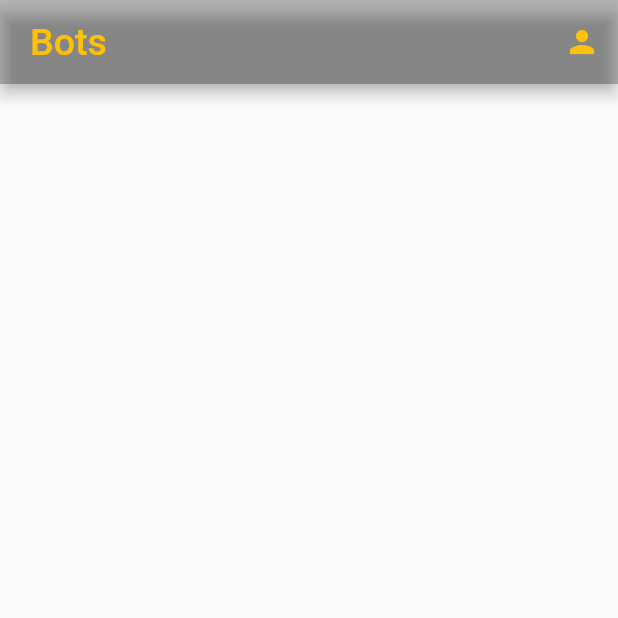
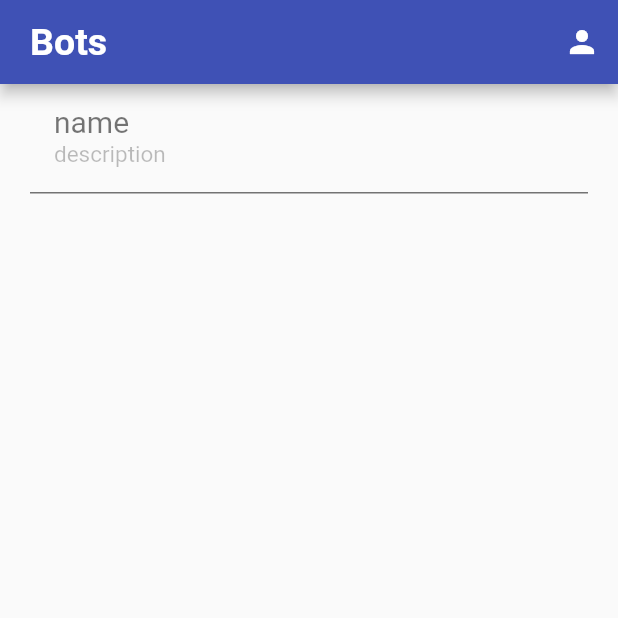
Before and after one commit to daksh001b/solar-panel-cleaning-bot, a Flutter app: the BotList screen opened directly, after a tap on the "person" icon, on a phone screen of 412 x 824 dp, the top half of it. Run offline on Flutter 3.47's test engine with Material 2 defaults, Android fonts, the phone set to English and light mode, and no system bars; our stand-ins replace bloc, cloud_firestore, firebase_auth, firebase_core, firebase_database, flutter_bloc and 3 more; accounts and stored records are empty.

Commit message:
debugging initializing user

```diff
--- a/lib/Pages/bot_list.dart
+++ b/lib/Pages/bot_list.dart
@@ -1,5 +1,11 @@
 import 'package:flutter/material.dart';
+import 'package:flutter_bloc/flutter_bloc.dart';
+import 'package:provider/provider.dart';
+import 'package:solar_panel_cleaning_bot/Pages/bot_list_filler.dart';
+import 'package:solar_panel_cleaning_bot/blocs/bloc/auth.dart';
 import 'package:solar_panel_cleaning_bot/functionality/auth.dart';
+import 'package:solar_panel_cleaning_bot/functionality/database.dart';
+import 'package:solar_panel_cleaning_bot/models/bot.dart';
 
 class BotList extends StatefulWidget {
   @override
@@ -9,29 +15,64 @@ class BotList extends StatefulWidget {
 class _BotList extends State<BotList> {
   @override
   Widget build(BuildContext context) {
-    return Scaffold(
+
+    // return Scaffold(
+    //     appBar: AppBar(
+    //       title: Text(
+    //         'Bots',
+    //         style: TextStyle(
+    //           fontSize: 25,
+    //           //fontFamily: 'Bebas Neue',
+    //           color: Colors.white,
+    //           fontWeight: FontWeight.bold,
+    //         ),
+    //       ),
+    //       titleSpacing: 20,
+    //       backgroundColor: Colors.indigo,
+    //       actions: <Widget>[
+    //         IconButton(
+    //             icon: Icon(
+    //               Icons.person,
+    //               color: Colors.white,
+    //             ),
+    //             onPressed: () async {
+    //               //await AuthService().signOut();
+    //               BlocProvider.of<AuthBloc>(context).add(AuthGoogleLogoutEvent());
+    //             }),
+    //       ],
+    //     ),
+    // );
+
+    return StreamProvider<List<Bot>>.value(
+    initialData: [Bot("bot1", "name","description", DateTime.now())],
+    value: DatabaseService().bots,
+    child: Scaffold(
       appBar: AppBar(
         title: Text(
           'Bots',
           style: TextStyle(
             fontSize: 25,
             //fontFamily: 'Bebas Neue',
-            color: Colors.amber,
+            color: Colors.white,
+            fontWeight: FontWeight.bold,
           ),
         ),
         titleSpacing: 20,
-        backgroundColor: Colors.black26,
+        backgroundColor: Colors.indigo,
         actions: <Widget>[
           IconButton(
               icon: Icon(
                 Icons.person,
-                color: Colors.amber,
+                color: Colors.white,
               ),
               onPressed: () async {
-                await AuthService().signOut();
+                //await AuthService().signOut();
+                BlocProvider.of<AuthBloc>(context).add(AuthGoogleLogoutEvent());
               }),
         ],
       ),
+      body: const BotListFiller(),
+    ),
     );
   }
 }
--- /dev/null
+++ b/lib/Pages/bot_list_filler.dart
@@ -0,0 +1,48 @@
+import 'package:flutter/material.dart';
+import 'package:provider/provider.dart';
+import 'package:solar_panel_cleaning_bot/Pages/bot_status.dart';
+import 'package:solar_panel_cleaning_bot/models/bot.dart';
+
+class BotListFiller extends StatefulWidget {
+  const BotListFiller({Key? key}) : super(key: key);
+
+  @override
+  _BotListFillerState createState() => _BotListFillerState();
+}
+
+class _BotListFillerState extends State<BotListFiller> {
+  @override
+  Widget build(BuildContext context) {
+    final botList = Provider.of<List<Bot>>(context);
+
+    print("botlist->>>>>>>>>>>>>>");
+    print(botList);
+    return ListView.builder(
+      padding: EdgeInsets.fromLTRB(20, 0, 20, 0),
+      itemCount: botList == null ? 0 : botList.length,
+      itemBuilder: (context, index) {
+        return Container(
+          decoration: BoxDecoration(
+            border: Border(bottom: BorderSide(color: Colors.black54)),
+          ),
+          child: ListTile(
+              onTap: (){
+                Navigator.of(context)
+                    .push(MaterialPageRoute(builder: (context) => BotStatus(botList[index].botId)));
+              },
+              title: Text(botList[index].name,
+                  style: TextStyle(
+                    fontSize: 20,
+                    color: Colors.black54,
+                  )),
+              subtitle: Text(botList[index].description,
+                  style: TextStyle(
+                    fontSize: 15,
+                    color: Colors.black26,
+                  )),
+          ),
+        );
+      },
+    );
+  }
+}
--- a/lib/blocs/bloc/auth_bloc.dart
+++ b/lib/blocs/bloc/auth_bloc.dart
@@ -30,6 +30,7 @@ class AuthBloc extends Bloc<AuthEvent, AuthState> {
       emit(AuthLoadingState());
       try {
         Map<String, String> userDetails = await authService.googleSignIn();
+        print(userDetails['displayName']);
         await authService.saveDisplayName(userDetails["displayName"]);
         await authService.saveEmail(userDetails["email"]);
         await authService.saveUserId(userDetails["uid"]);
@@ -41,12 +42,15 @@ class AuthBloc extends Bloc<AuthEvent, AuthState> {
           ),
         );
       } catch (e) {
+        print("-----------------error---------------------");
+        print(e);
         emit(AuthUnauthenticatedState());
       }
     });
 
     on<AuthGoogleLogoutEvent>((event, emit) async {
       emit(AuthLoadingState());
+      await authService.signOut();
       await authService.deleteSecureStorage();
       emit(AuthUnauthenticatedState());
     });
--- a/lib/functionality/auth.dart
+++ b/lib/functionality/auth.dart
@@ -61,12 +61,12 @@ class AuthService {
         "--------------------inside google sign in func---------------------");
     final user = userCredential.user!;
     print(user);
+    DatabaseService().setupDatabase(user.uid, user.email!, user.displayName!);
     return {
       "uid": user.uid,
       "email": user.email!,
       "displayName": user.displayName!
     };
-    // await DatabaseService.setupDatabase(user.uid, user.email!, user.displayName!);
   }
 
   Future signOut() async {
--- a/lib/functionality/database.dart
+++ b/lib/functionality/database.dart
@@ -1,16 +1,36 @@
 import 'package:cloud_firestore/cloud_firestore.dart';
+import 'package:flutter/foundation.dart';
+import 'package:flutter/material.dart';
 import 'package:solar_panel_cleaning_bot/models/user.dart';
 import 'package:solar_panel_cleaning_bot/models/bot.dart';
 
 class DatabaseService {
-  static late User user;
+  static String? uid;
+  static String? name, email;
   static final db = FirebaseFirestore.instance;
 
-  static Future<void> setupDatabase(
-      String uid, String email, String name) async {
+
+  void setupDatabase(String setUid, String setEmail, String setName) {
     print("-----------------inside setupdatabase func-----------------------");
 
-    db.collection('users').doc(uid).get().then((DocumentSnapshot doc) => {
+    uid = setUid;
+    name = setEmail;
+    email=setName;
+  }
+
+  Stream<List<Bot>> get bots {
+
+    // if(uid==null){
+    //   return Stream.empty();
+    // }
+    print("inside get bots func-------------");
+    print(uid);
+    print(name);
+    print(email);
+    List<dynamic> botIdArray = [];
+    if(uid!=null) {
+      db.collection("users").doc(uid).get().then((DocumentSnapshot doc) =>
+      {
         if (!doc.exists)
           {
             print(
@@ -22,19 +42,29 @@ class DatabaseService {
           }
       });
 
+
       final usersRef = db.collection('users').doc(uid);
       usersRef.get().then(
             (DocumentSnapshot doc) {
           print("-------------------fetching user---------------------");
           final data = doc.data() as Map<String, dynamic>;
-        user = User(data['name'], data['email'], data['bots']);
+          botIdArray = data["bots"];
+          print("botIdArray--------------->");
+          print(botIdArray);
+          CollectionReference botCollection = db.collection("bots")
+            ..where(FieldPath.documentId, whereIn: botIdArray);
+
+          return botCollection.snapshots().map(_botListFromSnapshot);
         },
         onError: (e) => print("Error getting document: $e"),
       );
     }
 
-  Stream<List<Bot>> get bots {
-    List<String> botIdArray = user.bots;
+    if(botIdArray.isEmpty){
+      print("-----------------------bodIdArray is empty-------------------------");
+      return Stream.empty();
+    }
+
     CollectionReference botCollection = db.collection("bots")
       ..where(FieldPath.documentId, whereIn: botIdArray);
 
@@ -45,6 +75,7 @@ class DatabaseService {
     return snapshot.docs.map((doc) {
       final data = doc.data() as Map<String, dynamic>;
       return Bot(
+        doc.reference.id ?? '',
         data['name'] ?? '',
         data['description'] ?? '',
         data['lastCleaned'] != null ? data['lastCleaned'].toDate() : null,
--- a/lib/models/bot.dart
+++ b/lib/models/bot.dart
@@ -1,8 +1,9 @@
 class Bot{
 
+  String botId;
   String name;
   String description;
   DateTime lastCleaned;
 
-  Bot(this.name, this.description, this.lastCleaned);
+  Bot(this.botId ,this.name, this.description, this.lastCleaned);
 }
--- a/lib/models/user.dart
+++ b/lib/models/user.dart
@@ -2,7 +2,7 @@ class User{
 
   String name;
   String email;
-  List<String> bots;
+  List<dynamic> bots;
 
   User(this.name, this.email, this.bots);
 }
```
Also changed, not shown: lib/Pages/bot_status.dart (+3 -69 lines), pubspec.lock, 2 other files. Lines whose indentation alone changed are shown as unchanged.
